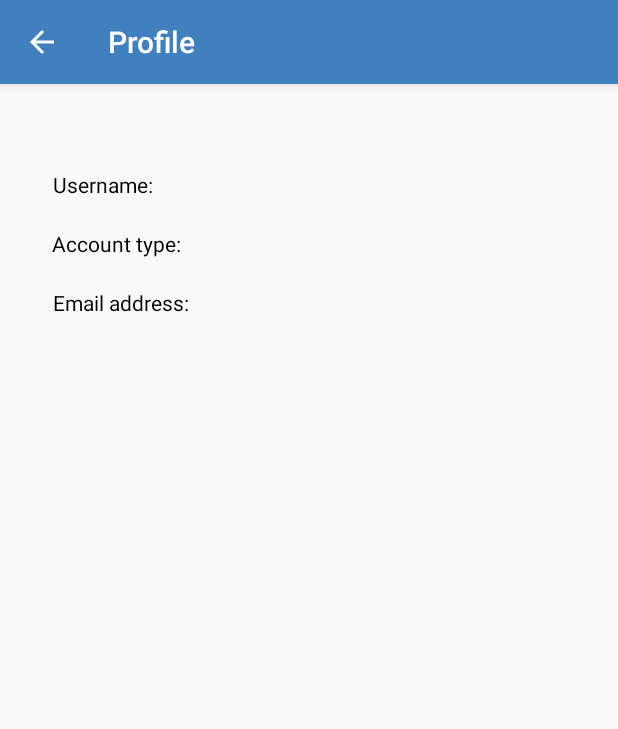
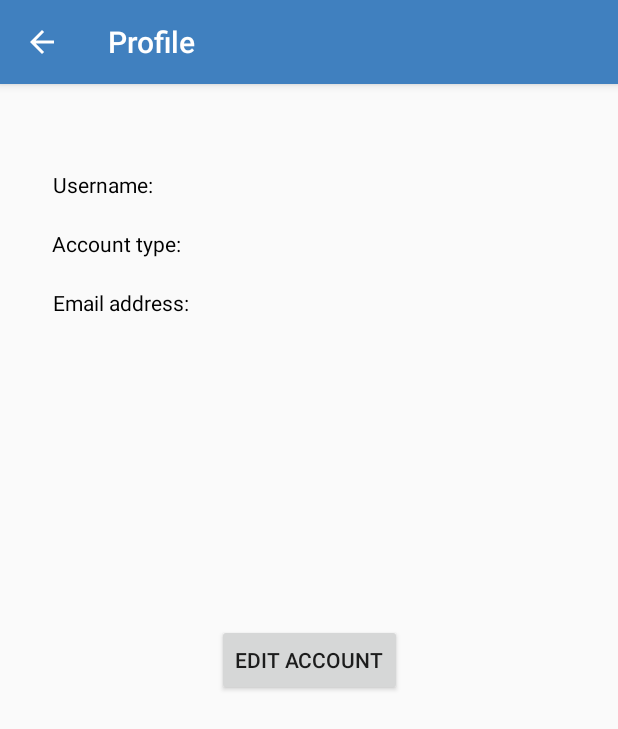
Before and after one commit to Pyry-Santahuhta/YouthClub-Events, an Android app: the profileActivity screen opened directly, with no data from a screen before it, on a phone screen of 412 x 824 dp. Shown: the top 729 px of the screen. Run offline under Robolectric (Android 15) with nearby library versions, the phone set to English and light mode, and no system bars; our stand-ins replace Firebase (no records; nobody signed in at launch, a user with empty details on screens opened directly); 4 statements that could not run were skipped.

```diff
--- a/app/src/main/java/com/example/youthclub_events/createEventActivity.java
+++ b/app/src/main/java/com/example/youthclub_events/createEventActivity.java
@@ -38,7 +38,6 @@ import javax.xml.transform.stream.StreamResult;
 
 
 public class createEventActivity extends AppCompatActivity {
-
     Button createEventButton;
     EditText eventNameID, eventLocationID, dateAndTimeID, eventDescriptionID;
     RadioGroup ageGroupID;
@@ -46,6 +45,7 @@ public class createEventActivity extends AppCompatActivity {
     String eventName, eventLocation, eventDateAndTime, ageGroup, eventDescription;
     Context context;
     int ageGroupNum;
+
     @Override
     protected void onCreate(Bundle savedInstanceState) {
         super.onCreate(savedInstanceState);
--- a/app/src/main/java/com/example/youthclub_events/eventListActivity.java
+++ b/app/src/main/java/com/example/youthclub_events/eventListActivity.java
@@ -47,6 +47,7 @@ public class eventListActivity extends AppCompatActivity {
             @Override
             public void onDataChange(@NonNull DataSnapshot dataSnapshot) {
                 user = dataSnapshot.getValue(User.class);
+                /* Waiting for the user info before opening the  */
                 recyclerAdapter = new MainAdapter(eventsList, context, user);
                 eventsRecyclerView.setAdapter(recyclerAdapter);
             }
--- a/app/src/main/java/com/example/youthclub_events/eventsInProgressActivity.java
+++ b/app/src/main/java/com/example/youthclub_events/eventsInProgressActivity.java
@@ -35,7 +35,6 @@ public class eventsInProgressActivity extends AppCompatActivity {
         eventsInProgressRecyclerView = findViewById(R.id.recyclerView);
         this.context = getApplicationContext();
 
-
         firebaseAuth = firebaseAuth.getInstance();
         firebaseDatabase = FirebaseDatabase.getInstance();
         databaseReference = firebaseDatabase.getReference(firebaseAuth.getUid());
--- a/app/src/main/java/com/example/youthclub_events/profileActivity.java
+++ b/app/src/main/java/com/example/youthclub_events/profileActivity.java
@@ -2,7 +2,10 @@ package com.example.youthclub_events;
 
 import android.content.Context;
 import android.content.Intent;
+import android.nfc.Tag;
 import android.os.Bundle;
+import android.view.View;
+import android.widget.Button;
 import android.widget.TextView;
 
 import androidx.annotation.NonNull;
@@ -17,34 +20,38 @@ import com.google.firebase.database.FirebaseDatabase;
 import com.google.firebase.database.ValueEventListener;
 
 
-public class profileActivity extends AppCompatActivity {
-
+public class profileActivity extends AppCompatActivity implements EditProfileDialog.EditProfileDialogListener {
+    Button editProfileButton;
     TextView usernameTV, accountTypeTV, emailTV;
-
     FirebaseDatabase firebaseDatabase;
     DatabaseReference databaseReference;
     FirebaseAuth firebaseAuth;
+
     User user;
     Context context;
+
+
     @Override
     protected void onCreate(Bundle savedInstanceState) {
         super.onCreate(savedInstanceState);
         setContentView(R.layout.activity_profile);
         this.context = getApplicationContext();
 
-        firebaseAuth = firebaseAuth.getInstance();
+        firebaseAuth = FirebaseAuth.getInstance();
 
         usernameTV = findViewById(R.id.userNameTv);
         accountTypeTV = findViewById(R.id.accountTypeTv);
         emailTV = findViewById(R.id.emailTv);
+        editProfileButton = findViewById(R.id.editProfileButton);
 
         firebaseDatabase = FirebaseDatabase.getInstance();
         databaseReference = firebaseDatabase.getReference(firebaseAuth.getUid());
-        final FirebaseUser firebaseUser = firebaseAuth.getCurrentUser();
+
         databaseReference.addValueEventListener(new ValueEventListener() {
             @Override
             public void onDataChange(@NonNull DataSnapshot dataSnapshot) {
-                User user = dataSnapshot.getValue(User.class);
+
+                user = dataSnapshot.getValue(User.class);
                 usernameTV.setText(user.getUsername());
                 if(user.getAccountType() == 1){
                     accountTypeTV.setText("Attendee");
@@ -52,17 +59,26 @@ public class profileActivity extends AppCompatActivity {
                     accountTypeTV.setText("Organizer");
                 }
                 emailTV.setText(user.getEmailAddress());
+
             }
             @Override
             public void onCancelled(@NonNull DatabaseError databaseError) {
             }
         });
 
+        editProfileButton.setOnClickListener(new View.OnClickListener() {
+            @Override
+            public void onClick(View v) {
+                openDialog();
+            }
+        });
+    }
 
+    public void openDialog(){
+        EditProfileDialog editProfileDialog = new EditProfileDialog();
+        editProfileDialog.show(getSupportFragmentManager(), "Edit dialog");
 
-
-            }
-
+    }
 
     @Override
     public void onBackPressed(){
@@ -73,4 +89,9 @@ public class profileActivity extends AppCompatActivity {
     }
 
 
+    @Override
+    public void applyTexts(String username, int accountType) {
+        databaseReference.child("username").setValue(username);
+        databaseReference.child("accountType").setValue(accountType);
+    }
 }
--- a/app/src/main/java/com/example/youthclub_events/readAndWriteXML.java
+++ b/app/src/main/java/com/example/youthclub_events/readAndWriteXML.java
@@ -3,7 +3,6 @@ import android.content.Context;
 import android.util.Xml;
 import org.w3c.dom.Document;
 import org.w3c.dom.Element;
-import org.w3c.dom.NamedNodeMap;
 import org.w3c.dom.Node;
 import org.w3c.dom.NodeList;
 import org.xml.sax.SAXException;
@@ -174,10 +173,7 @@ public class readAndWriteXML {
         } catch (IOException | ParserConfigurationException | SAXException | TransformerException e) {
             e.printStackTrace();
         }
-
-
     }
-
 
     public static void editXML(Context context, event Event, int selectedPosition) {
         File file = context.getFileStreamPath("eventdata.xml");
--- a/app/src/main/res/layout/activity_profile.xml
+++ b/app/src/main/res/layout/activity_profile.xml
@@ -75,4 +75,14 @@
         app:layout_constraintStart_toEndOf="@+id/emailFrontTv"
         app:layout_constraintTop_toBottomOf="@+id/accountTypeFront"
         app:layout_constraintVertical_bias="0.0" />
+
+    <Button
+        android:id="@+id/editProfileButton"
+        android:layout_width="wrap_content"
+        android:layout_height="wrap_content"
+        android:text="@string/edit_account"
+        app:layout_constraintBottom_toBottomOf="parent"
+        app:layout_constraintEnd_toEndOf="parent"
+        app:layout_constraintStart_toStartOf="parent"
+        app:layout_constraintTop_toTopOf="parent" />
 </androidx.constraintlayout.widget.ConstraintLayout>
--- a/app/src/main/res/values/strings.xml
+++ b/app/src/main/res/values/strings.xml
@@ -40,6 +40,8 @@
     <string name="username2">Username:</string>
     <string name="account_type2">Account type:</string>
     <string name="email_address">Email address:</string>
+    <string name="edit_profile">Edit Profile</string>
+    <string name="edit_account">edit account</string>
 
 
 </resources>
```
Also changed, not shown: app/src/main/java/com/example/youthclub_events/EditProfileDialog.java (added, +82 -0 lines), app/src/main/java/com/example/youthclub_events/MainActivity.java (+5 -3 lines), app/src/main/res/layout/profile_edit_dialog.xml (added, +24 -0 lines).
